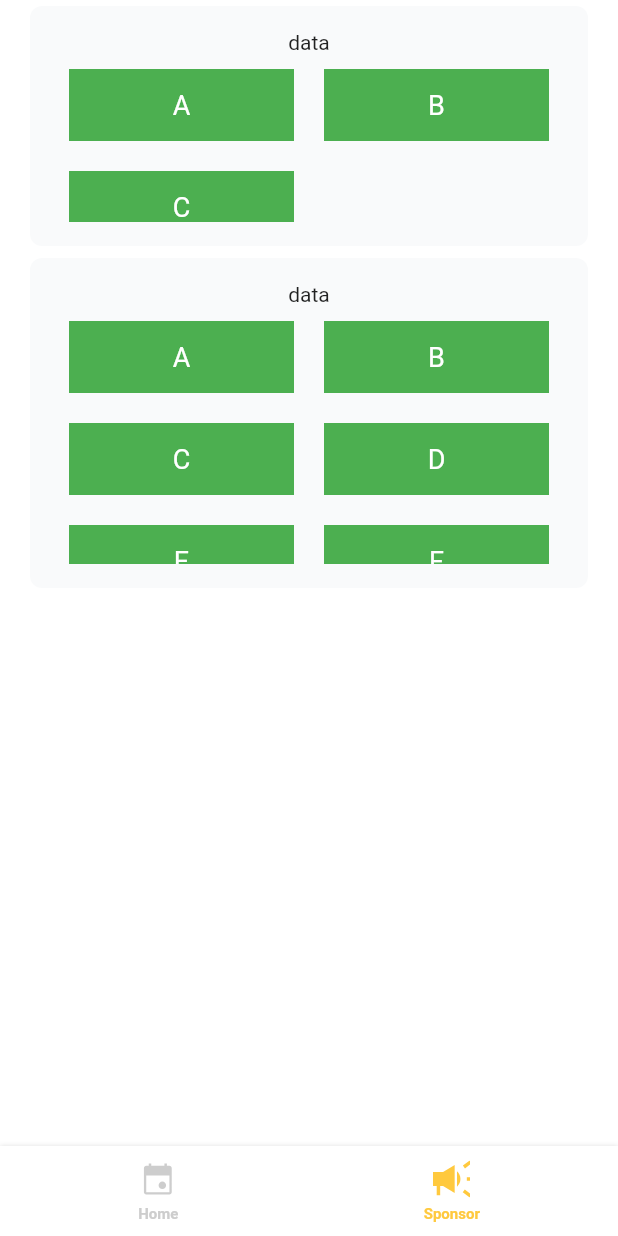
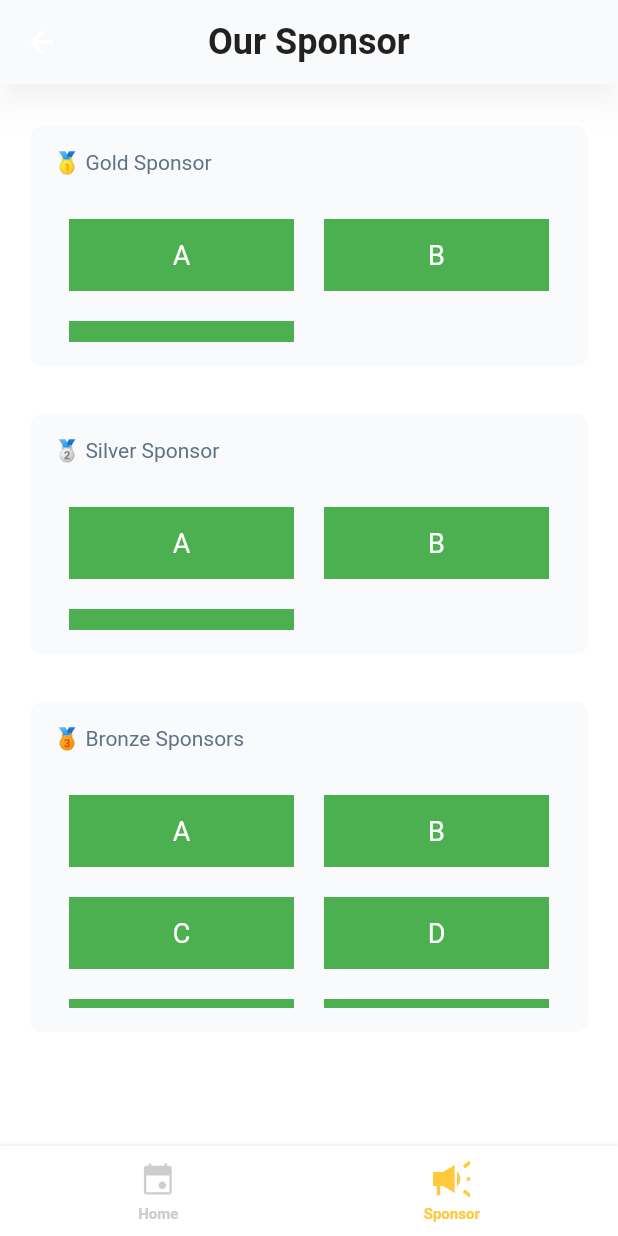
Before and after one commit to shaunhossain/LH_task, a Flutter app: the screen it shows after launch, after a tap on "Sponsor", on a phone screen of 412 x 824 dp. Run offline on Flutter 3.47's test engine with Material 2 defaults, Android fonts, the phone set to English and light mode, and no system bars; our stand-ins replace bloc, connectivity_plus, flutter_bloc, flutter_svg.

Commit message:
add home page

```diff
--- a/lib/core/util/app_colors.dart
+++ b/lib/core/util/app_colors.dart
@@ -11,3 +11,4 @@
   const blueColor = Color(0xff2563EB);
   const whiteColor = Color(0xffF9FAFB);
  const darkWhiteColor = Color(0xFFF9FAFB);
+ const shadowColor = Color(0x34000000);
--- a/lib/ui/page/home_page/home_page.dart
+++ b/lib/ui/page/home_page/home_page.dart
@@ -2,8 +2,8 @@ import 'package:flutter/material.dart';
 import 'package:flutter_svg/svg.dart';
 import 'package:react_conf/core/util/app_colors.dart';
 import 'package:react_conf/core/util/size_config.dart';
-import 'package:react_conf/core/util/styles.dart';
-import 'package:react_conf/ui/widgets/home_page/highlighter_indicator.dart';
+import 'package:react_conf/ui/widgets/home_page/custom_conference_item.dart';
+import 'package:react_conf/ui/widgets/home_page/custom_conference_last_item.dart';
 
 class HomePage extends StatelessWidget {
   const HomePage({super.key});
@@ -12,16 +12,26 @@ class HomePage extends StatelessWidget {
   Widget build(BuildContext context) {
     SizeConfig().init(context);
     return SafeArea(child: Scaffold(
-      backgroundColor: Colors.white,
+      backgroundColor: whiteColor,
       appBar: AppBar(
-        // title: SvgPicture.asset("assets/react_conf_icon.svg",width: SizeConfig.width! * 0.29, height: SizeConfig.height! * 0.06,fit: BoxFit.cover,),
-        // centerTitle: true,
-        elevation: 1,
+        title: Padding(
+          padding: const EdgeInsets.only(top: 16.0,bottom: 8),
+          child: SvgPicture.asset("assets/react_conf_icon.svg",width: SizeConfig.width! * 0.29, height: SizeConfig.height! * 0.06,fit: BoxFit.cover,),
+        ),
+        centerTitle: true,
+        shadowColor: shadowColor,
+        elevation: 8,
       ),
-      body: const Column(
-        children: [
-          Highlighter()
-        ],
+      body: const SingleChildScrollView(
+        child: Column(
+          children: [
+            SizedBox(height: 30,),
+            CustomConferenceItem(title: 'Design systems for beginners', about: 'The workshop will provide you with all the basics', date: '02 September, 2023',),
+            CustomConferenceItem(title: 'Design systems for beginners', about: 'The workshop will provide you with all the basics', date: '02 September, 2023',),
+            CustomConferenceItem(title: 'Design systems for beginners', about: 'The workshop will provide you with all the basics', date: '02 September, 2023',),
+            CustomConferenceLastItem(title: 'Design systems for beginners', about: 'The workshop will provide you with all the basics', date: '02 September, 2023',)
+          ],
+        ),
       ),
     ));
   }
--- a/lib/ui/page/sponsor_page/sponsor_page.dart
+++ b/lib/ui/page/sponsor_page/sponsor_page.dart
@@ -1,4 +1,5 @@
 import 'package:flutter/material.dart';
+import 'package:flutter_svg/flutter_svg.dart';
 import 'package:react_conf/core/util/app_colors.dart';
 import 'package:react_conf/core/util/size_config.dart';
 import 'package:react_conf/core/util/styles.dart';
@@ -15,13 +16,21 @@ class SponsorPage extends StatelessWidget {
     return SafeArea(
         child: Scaffold(
       backgroundColor: Colors.white,
-      body: Padding(
+      appBar: AppBar(
+        title: Text("Our Sponsor",style: h1TextStyle(blackColor),),
+        centerTitle: true,
+        shadowColor: shadowColor,
+        elevation: 8,
+      ),
+      body: SingleChildScrollView(
+        child: Padding(
           padding: const EdgeInsets.symmetric(horizontal: 16.0),
           child: Column(
             children: [
+              const SizedBox(height: 24,),
               Card(
                 elevation: 0,
-              color: darkWhiteColor,
+                color: whiteColor,
                 shape: RoundedRectangleBorder(
                     borderRadius: BorderRadius.circular(8)),
                 child: Container(
@@ -29,8 +38,10 @@ class SponsorPage extends StatelessWidget {
                   height: widgetList.length > 4 ? 200 : 160,
                   padding: const EdgeInsets.all(16.0),
                   child: Column(
+                    crossAxisAlignment: CrossAxisAlignment.start,
                     children: [
-                    const Text("data"),
+                      Text("🥇 Gold Sponsor",style: p1TextStyle(darkGreyColor),),
+                      const SizedBox(height: 20,),
                       Flexible(
                         child: GridView.count(
                             crossAxisCount: 2,
@@ -54,9 +65,48 @@ class SponsorPage extends StatelessWidget {
                   ),
                 ),
               ),
+              const SizedBox(height: 24,),
               Card(
                 elevation: 0,
-              color: darkWhiteColor,
+                color: whiteColor,
+                shape: RoundedRectangleBorder(
+                    borderRadius: BorderRadius.circular(8)),
+                child: Container(
+                  width: SizeConfig.width,
+                  height: widgetList.length > 4 ? 200 : 160,
+                  padding: const EdgeInsets.all(16.0),
+                  child: Column(
+                    crossAxisAlignment: CrossAxisAlignment.start,
+                    children: [
+                      Text("🥈 Silver Sponsor",style: p1TextStyle(darkGreyColor),),
+                      const SizedBox(height: 20,),
+                      Flexible(
+                        child: GridView.count(
+                          crossAxisCount: 2,
+                          childAspectRatio: 2.5,
+                          children: widgetList.map((String value) {
+                            return Container(
+                              height: 20.0,
+                              color: Colors.green,
+                              margin: const EdgeInsets.all(10.0),
+                              child: Center(
+                                child: Text(
+                                  value,
+                                  style: const TextStyle(fontSize: 18.0,color: Colors.white),
+                                ),
+                              ),
+                            );
+                          }).toList(),
+                        ),
+                      )
+                    ],
+                  ),
+                ),
+              ),
+              const SizedBox(height: 24,),
+              Card(
+                elevation: 0,
+                color: whiteColor,
                 shape: RoundedRectangleBorder(
                     borderRadius: BorderRadius.circular(8)),
                 child: Container(
@@ -64,8 +114,10 @@ class SponsorPage extends StatelessWidget {
                   height: widgetList2.length > 4 ? 220 : 160,
                   padding: const EdgeInsets.all(16.0),
                   child: Column(
+                    crossAxisAlignment: CrossAxisAlignment.start,
                     children: [
-                    const Text("data"),
+                      Text("🥉 Bronze Sponsors",style: p1TextStyle(darkGreyColor),),
+                      const SizedBox(height: 20,),
                       Flexible(
                         child: GridView.count(
                           crossAxisCount: 2,
@@ -88,8 +140,10 @@ class SponsorPage extends StatelessWidget {
                     ],
                   ),
                 ),
-            )
+              ),
+              const SizedBox(height: 24,),
             ],
+          ),
         ),
       ),
     ));
--- /dev/null
+++ b/lib/ui/widgets/home_page/custom_conference_item.dart
@@ -0,0 +1,98 @@
+import 'package:flutter/material.dart';
+import 'package:react_conf/core/util/app_colors.dart';
+import 'package:react_conf/core/util/size_config.dart';
+import 'package:react_conf/core/util/styles.dart';
+import 'package:react_conf/ui/widgets/home_page/highlighter_indicator.dart';
+
+class CustomConferenceItem extends StatelessWidget {
+  const CustomConferenceItem({super.key, required this.title, required this.about, required this.date});
+  final String title;
+  final String about;
+  final String date;
+
+  @override
+  Widget build(BuildContext context) {
+    return  Container(
+      width: SizeConfig.width,
+      height: SizeConfig.height! * 0.25,
+      child: Stack(
+        children: [
+          const Positioned(
+              top: 20,
+              left: 16,
+              child: Highlighter()),
+          Positioned(
+              left: SizeConfig.width! * 0.1,
+              top: SizeConfig.height! * 0.105,
+              child: Container(
+                width: 2,
+                height: SizeConfig.height! * 0.16,
+                color: primaryColor,
+              )),
+          Positioned(
+              left: SizeConfig.width! * 0.22,
+              top: 25,
+              child: Card(
+                elevation: 8,
+                shadowColor: shadowColor,
+                shape: RoundedRectangleBorder(
+                  borderRadius: BorderRadius.circular(8),
+                ),
+                child: Column(
+                  children: [
+                    Container(
+                      width: SizeConfig.width! * 0.73,
+                      height: 5,
+                      decoration: const BoxDecoration(
+                        borderRadius: BorderRadius.only(topLeft: Radius.circular(8),topRight: Radius.circular(8)),
+                        color: primaryColor,
+                      ),
+                    ),
+                    Container(
+                      width: SizeConfig.width! * 0.73,
+                      height: SizeConfig.height! * 0.15,
+                      padding: const EdgeInsets.all(10),
+                      decoration: const BoxDecoration(
+                        borderRadius: BorderRadius.only(bottomLeft: Radius.circular(8),bottomRight: Radius.circular(8)),
+                        color: whiteColor,
+                      ),
+                      child: Column(
+                        children: [
+                          Row(
+                            mainAxisAlignment: MainAxisAlignment.spaceEvenly,
+                            crossAxisAlignment: CrossAxisAlignment.center,
+                            children: [
+                              Flexible(
+                                flex: 2,
+                                child: Container(
+                                  width: 16,
+                                  height: 16,
+                                  decoration: BoxDecoration(
+                                      color: whiteColor,
+                                      shape: BoxShape.circle,
+                                      border: Border.all(color: primaryColor,width: 4.5)
+                                  ),
+                                ),
+                              ),
+                              Flexible(
+                                  flex: 5,
+                                  child: Text(title,style: h3TextStyle(blackColor),))
+                            ],
+                          ),
+                          const SizedBox(height: 10,),
+                          Text(about,style: p1TextStyle(darkGreyColor),maxLines: 3,)
+                        ],
+                      ),
+                    ),
+                  ],
+                ),
+              )),
+          Positioned(
+              left: SizeConfig.width! * 0.22,
+              top: -2,
+              child: Text(date,style: p1TextStyle(darkGreyColor),)),
+        ],
+      ),
+    );
+  }
+}
--- /dev/null
+++ b/lib/ui/widgets/home_page/custom_conference_last_item.dart
@@ -0,0 +1,90 @@
+import 'package:flutter/material.dart';
+import 'package:react_conf/core/util/app_colors.dart';
+import 'package:react_conf/core/util/size_config.dart';
+import 'package:react_conf/core/util/styles.dart';
+import 'package:react_conf/ui/widgets/home_page/highlighter_indicator.dart';
+
+class CustomConferenceLastItem extends StatelessWidget {
+  const CustomConferenceLastItem({super.key, required this.title, required this.about, required this.date});
+  final String title;
+  final String about;
+  final String date;
+
+  @override
+  Widget build(BuildContext context) {
+    return Container(
+      width: SizeConfig.width,
+      height: SizeConfig.height! * 0.25,
+      child: Stack(
+        children: [
+          const Positioned(
+              top: 20,
+              left: 16,
+              child: Highlighter()),
+          Positioned(
+              left: SizeConfig.width! * 0.22,
+              top: 25,
+              child: Card(
+                elevation: 8,
+                shadowColor: shadowColor,
+                shape: RoundedRectangleBorder(
+                  borderRadius: BorderRadius.circular(8),
+                ),
+                child: Column(
+                  children: [
+                    Container(
+                      width: SizeConfig.width! * 0.73,
+                      height: 5,
+                      decoration: const BoxDecoration(
+                        borderRadius: BorderRadius.only(topLeft: Radius.circular(8),topRight: Radius.circular(8)),
+                        color: primaryColor,
+                      ),
+                    ),
+                    Container(
+                      width: SizeConfig.width! * 0.73,
+                      height: SizeConfig.height! * 0.15,
+                      padding: const EdgeInsets.all(10),
+                      decoration: const BoxDecoration(
+                        borderRadius: BorderRadius.only(bottomLeft: Radius.circular(8),bottomRight: Radius.circular(8)),
+                        color: whiteColor,
+                      ),
+                      child: Column(
+                        children: [
+                          Row(
+                            mainAxisAlignment: MainAxisAlignment.spaceEvenly,
+                            crossAxisAlignment: CrossAxisAlignment.center,
+                            children: [
+                              Flexible(
+                                flex: 2,
+                                child: Container(
+                                  width: 16,
+                                  height: 16,
+                                  decoration: BoxDecoration(
+                                    color: whiteColor,
+                                    shape: BoxShape.circle,
+                                    border: Border.all(color: primaryColor,width: 4.5)
+                                  ),
+                                ),
+                              ),
+                              Flexible(
+                                flex: 5,
+                                  child: Text(title,style: h3TextStyle(blackColor),))
+                            ],
+                          ),
+                          const SizedBox(height: 10,),
+                          Text(about,style: p1TextStyle(darkGreyColor),maxLines: 3,)
+                        ],
+                      ),
+                    ),
+                  ],
+                ),
+              )),
+          Positioned(
+              left: SizeConfig.width! * 0.22,
+              top: -2,
+              child: Text(date,style: p1TextStyle(darkGreyColor),)),
+        ],
+      ),
+    );
+  }
+}
```
Also changed, not shown: 3 other files. Lines whose indentation alone changed are shown as unchanged.
